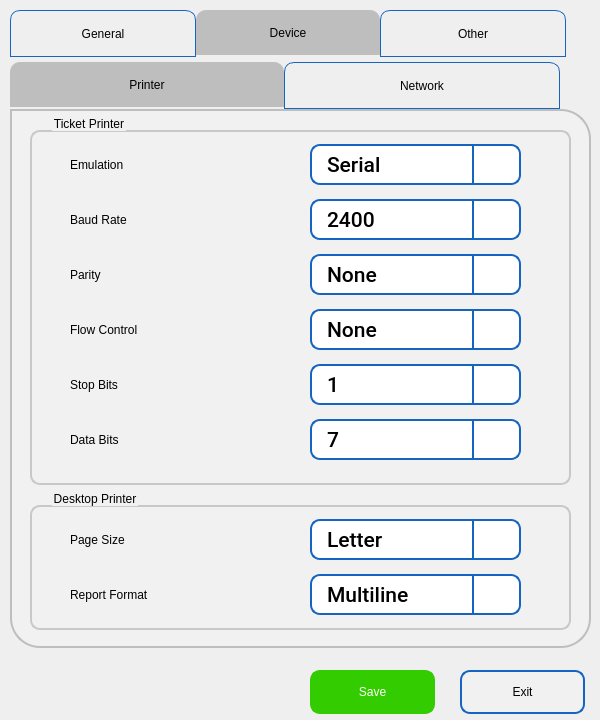
Before: the Qt Designer form pApp-22-June-2021/sgeneralsetup.ui in ChandraMVE/PSSC_QT_Development, drawn with Qt 5.
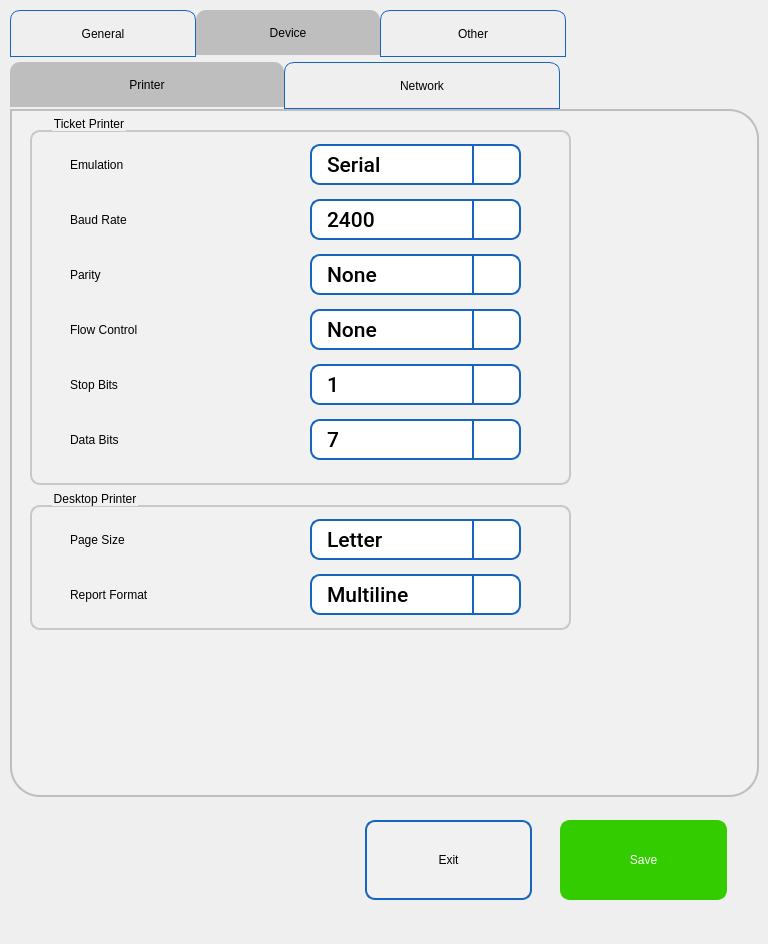
After: the same form once the commit is applied. The open tabs and pages were chosen to show the change. Icons and pictures are not drawn. Custom widgets are drawn as their Qt base class.

Patch:
```diff
--- a/pApp-22-June-2021/sgeneralsetup.ui
+++ b/pApp-22-June-2021/sgeneralsetup.ui
@@ -6,8 +6,8 @@
    <rect>
     <x>0</x>
     <y>0</y>
-    <width>600</width>
-    <height>720</height>
+    <width>768</width>
+    <height>944</height>
    </rect>
   </property>
   <property name="windowTitle">
@@ -16,10 +16,10 @@
   <widget class="QPushButton" name="pbExit">
    <property name="geometry">
     <rect>
-     <x>460</x>
-     <y>670</y>
-     <width>125</width>
-     <height>44</height>
+     <x>365</x>
+     <y>820</y>
+     <width>167</width>
+     <height>80</height>
     </rect>
    </property>
    <property name="focusPolicy">
@@ -80,10 +80,10 @@
   <widget class="QPushButton" name="pbSave">
    <property name="geometry">
     <rect>
-     <x>310</x>
-     <y>670</y>
-     <width>125</width>
-     <height>44</height>
+     <x>560</x>
+     <y>820</y>
+     <width>167</width>
+     <height>80</height>
     </rect>
    </property>
    <property name="focusPolicy">
@@ -146,8 +146,8 @@
     <rect>
      <x>10</x>
      <y>10</y>
-     <width>591</width>
-     <height>641</height>
+     <width>759</width>
+     <height>810</height>
     </rect>
    </property>
    <property name="focusPolicy">
@@ -1388,10 +1388,22 @@
       <rect>
        <x>0</x>
        <y>5</y>
-       <width>581</width>
-       <height>591</height>
+       <width>749</width>
+       <height>760</height>
       </rect>
      </property>
+     <property name="minimumSize">
+      <size>
+       <width>749</width>
+       <height>0</height>
+      </size>
+     </property>
+     <property name="maximumSize">
+      <size>
+       <width>749</width>
+       <height>16777215</height>
+      </size>
+     </property>
      <property name="focusPolicy">
       <enum>Qt::NoFocus</enum>
      </property>
@@ -1463,8 +1475,8 @@
         <rect>
          <x>0</x>
          <y>0</y>
-         <width>581</width>
-         <height>539</height>
+         <width>749</width>
+         <height>688</height>
         </rect>
        </property>
        <property name="styleSheet">
```
Left out of the diff: 8 changed lines with no effect on the pictures.
